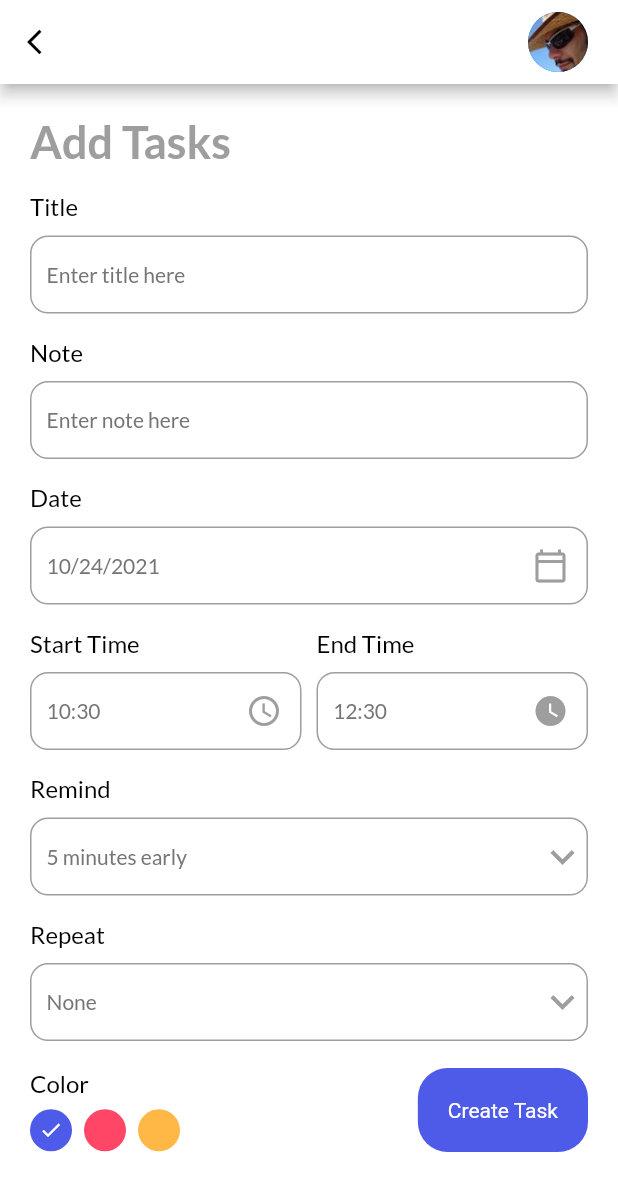
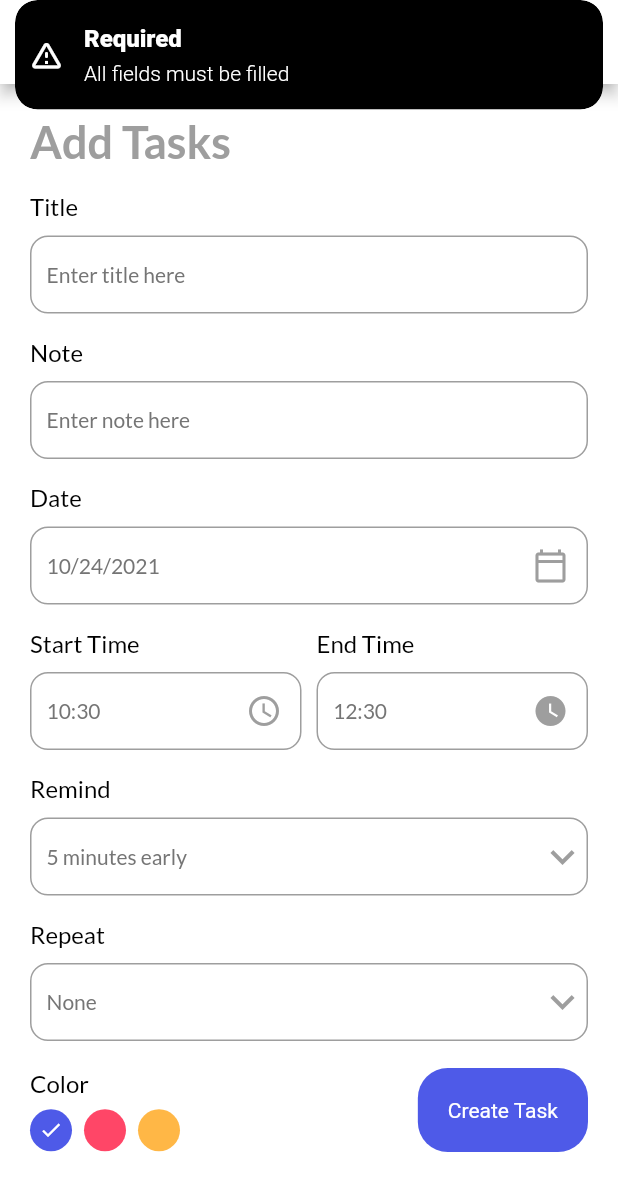
Before and after one commit to cantomris/task_tracker_flutter, a Flutter app: the AddTaskPage screen opened directly, after a tap on "Create Task", on a phone screen of 412 x 824 dp. Shown: the top 1191 px of the screen. Run offline on Flutter 3.47's test engine with Material 2 defaults, Android fonts, the phone set to English and light mode, and no system bars; our stand-ins replace date_picker_timeline, flutter_local_notifications, get, get_storage, google_fonts, timezone; accounts and stored records are empty.

Commit message:
Form validations

```diff
--- a/lib/ui/add_task_page.dart
+++ b/lib/ui/add_task_page.dart
@@ -13,6 +13,8 @@ class AddTaskPage extends StatefulWidget {
 }
 
 class _AddTaskPageState extends State<AddTaskPage> {
+  final TextEditingController _titleController = TextEditingController();
+  final TextEditingController _noteController = TextEditingController();
   DateTime _selectedDate = DateTime.now();
   String _startTime = DateFormat('HH:mm').format(DateTime.now()).toString();
   String _endTime = DateFormat('HH:mm')
@@ -45,14 +47,14 @@ class _AddTaskPageState extends State<AddTaskPage> {
                 'Add Tasks',
                 style: headerDayStyle,
               ),
-              const InputField(
-                title: 'Title',
-                hint: 'Enter title here',
-              ),
-              const InputField(
-                title: 'Note',
-                hint: 'Enter note here',
-              ),
+              InputField(
+                  title: 'Title',
+                  hint: 'Enter title here',
+                  controller: _titleController),
+              InputField(
+                  title: 'Note',
+                  hint: 'Enter note here',
+                  controller: _noteController),
               InputField(
                 title: 'Date',
                 hint: DateFormat.yMd().format(_selectedDate),
@@ -152,7 +154,7 @@ class _AddTaskPageState extends State<AddTaskPage> {
                 children: [
                   _colorPicker(),
                   Expanded(child: Container()),
-                  MyButton(label: 'Create Task', onTap: () => null)
+                  MyButton(label: 'Create Task', onTap: () => _validateForm())
                 ],
               ),
             ],
@@ -160,6 +162,19 @@ class _AddTaskPageState extends State<AddTaskPage> {
         ),
       ),
     );
+  }
+
+  _validateForm() {
+    if (_titleController.text.isNotEmpty && _noteController.text.isNotEmpty) {
+      // Add to db
+      Get.back();
+    } else if (_titleController.text.isEmpty || _noteController.text.isEmpty) {
+      Get.snackbar('Required', 'All fields must be filled',
+          snackPosition: SnackPosition.TOP,
+          colorText: Colors.white,
+          backgroundColor: Colors.black,
+          icon: const Icon(Icons.warning_amber_rounded, color: Colors.white));
+    }
   }
 
   _appBar(BuildContext context) {
```
